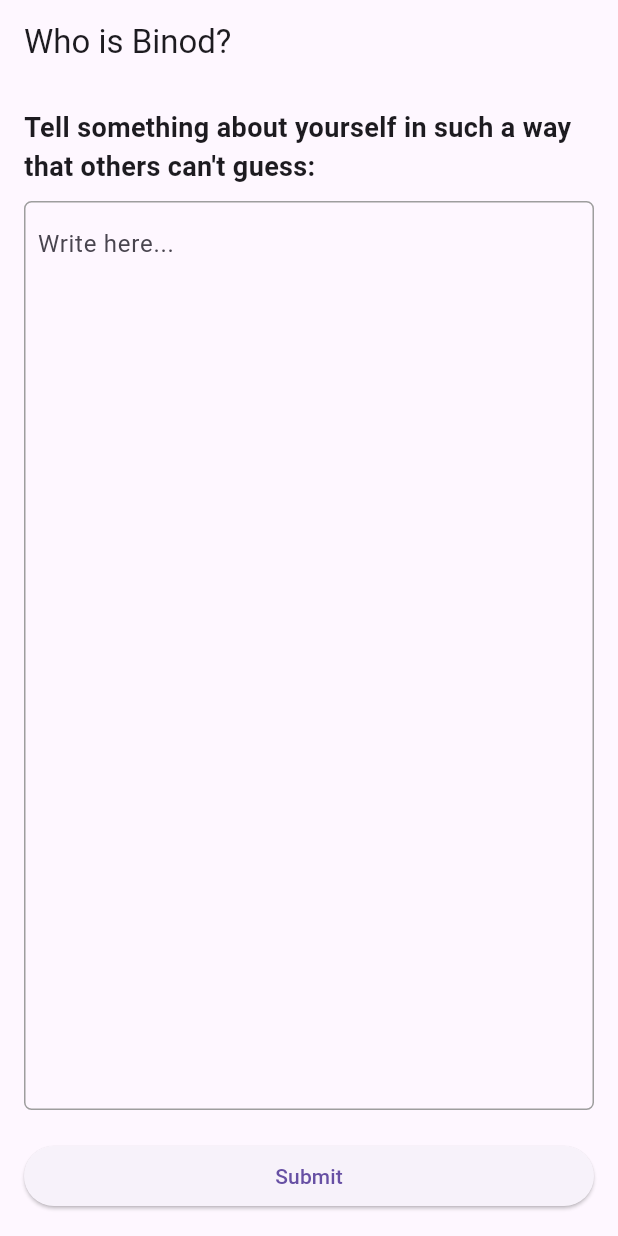
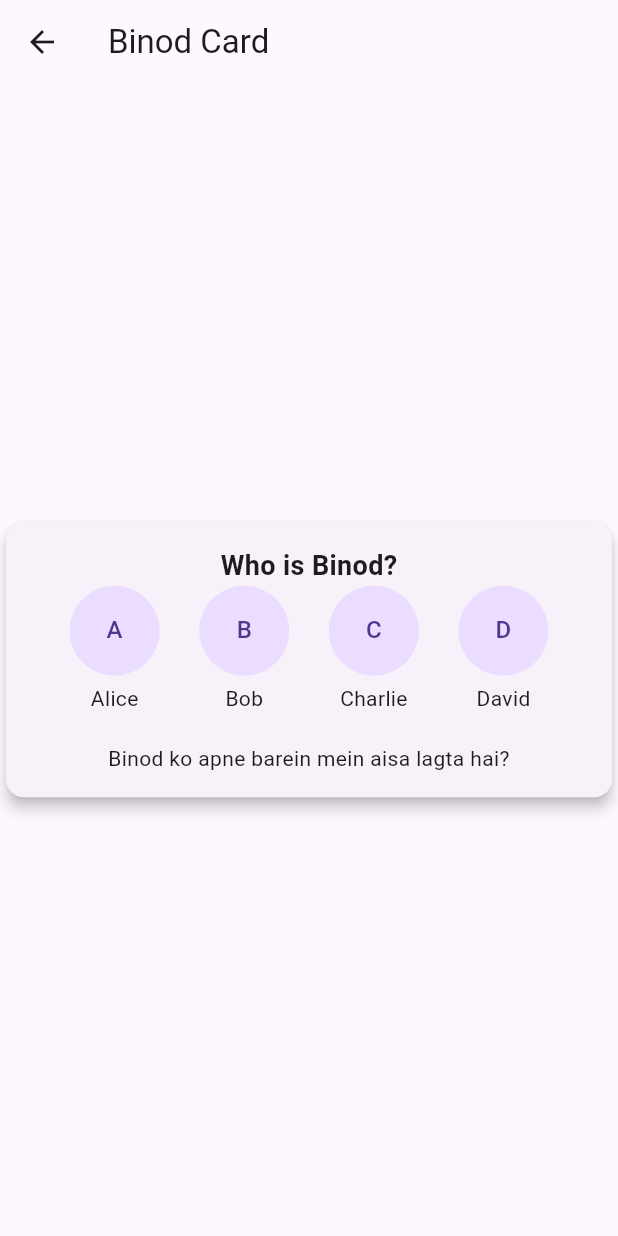
Before and after one commit to alokjha2/flutterGame, a Flutter app: the screen it shows after launch, after a tap on "Submit", on a phone screen of 412 x 824 dp. Run offline on Flutter 3.47's test engine with Material 3 defaults, Android fonts, the light colour scheme and no system bars; our stand-ins replace assets_audio_player, cloud_firestore, confetti, contacts_service, firebase_auth, firebase_core and 6 more; missing offline and left inert: glossy; accounts and stored records are empty.

Commit message:
selecting who is binod done

```diff
--- a/lib/binod/binod.dart
+++ b/lib/binod/binod.dart
@@ -1,5 +1,3 @@
-
-
 import 'package:flutter/material.dart';
 
 class Binod extends StatelessWidget {
@@ -40,7 +38,10 @@ class Binod extends StatelessWidget {
             SizedBox(height: 20),
             ElevatedButton(
               onPressed: () {
-                // Add your submit logic here
+                Navigator.push(
+                  context,
+                  MaterialPageRoute(builder: (context) => BinodCard()),
+                );
               },
               child: Text('Submit'),
             ),
@@ -50,3 +51,73 @@ class Binod extends StatelessWidget {
     );
   }
 }
+
+class BinodCard extends StatefulWidget {
+  @override
+  _BinodCardState createState() => _BinodCardState();
+}
+
+class _BinodCardState extends State<BinodCard> {
+  String selectedAvatar = '';
+
+  @override
+  Widget build(BuildContext context) {
+    return Scaffold(
+      appBar: AppBar(
+        title: Text('Binod Card'),
+      ),
+      body: Center(
+        child: Card(
+          elevation: 4,
+          child: Padding(
+            padding: const EdgeInsets.all(16.0),
+            child: Column(
+              mainAxisSize: MainAxisSize.min,
+              children: [
+                Text(
+                  'Who is Binod?',
+                  style: TextStyle(fontSize: 18, fontWeight: FontWeight.bold),
+                ),
+                Row(
+                  mainAxisAlignment: MainAxisAlignment.spaceEvenly,
+                  children: [
+                    _buildAvatar('Alice'),
+                    _buildAvatar('Bob'),
+                    _buildAvatar('Charlie'),
+                    _buildAvatar('David'),
+                  ],
+                ),
+                SizedBox(height: 20),
+                Text(
+                  'Binod ko apne barein mein aisa lagta hai?',
+                  textAlign: TextAlign.center,
+                ),
+              ],
+            ),
+          ),
+        ),
+      ),
+    );
+  }
+
+  Widget _buildAvatar(String name) {
+    return GestureDetector(
+      onTap: () {
+        setState(() {
+          selectedAvatar = name;
+        });
+      },
+      child: Column(
+        children: [
+          CircleAvatar(
+            radius: 30,
+            child: Text(name[0]),
+            backgroundColor: selectedAvatar == name ? Colors.blue : null,
+          ),
+          SizedBox(height: 5),
+          Text(name),
+        ],
+      ),
+    );
+  }
+}
--- /dev/null
+++ b/lib/binod/binod_card.dart
@@ -0,0 +1,60 @@
+
+
+import 'package:flutter/material.dart';
+
+
+class BinodCard extends StatelessWidget {
+  @override
+  Widget build(BuildContext context) {
+    return Scaffold(
+      appBar: AppBar(
+        title: Text('Binod Card'),
+      ),
+      body: Center(
+        child: Card(
+          elevation: 4,
+          child: Padding(
+            padding: const EdgeInsets.all(16.0),
+            child: Column(
+              mainAxisSize: MainAxisSize.min,
+              children: [
+                Text(
+                  'Who is Binod?',
+                  style: TextStyle(fontSize: 18, fontWeight: FontWeight.bold),
+                ),
+                Row(
+                  mainAxisAlignment: MainAxisAlignment.spaceEvenly,
+                  children: [
+                    _buildAvatar('Alice'),
+                    _buildAvatar('Bob'),
+                    _buildAvatar('Charlie'),
+                    _buildAvatar('David'),
+                  ],
+                ),
+                SizedBox(height: 20),
+                SizedBox(height: 10),
+                Text(
+                  'Binod ko apne barein mein aisa lagta hai?',
+                  textAlign: TextAlign.center,
+                ),
+              ],
+            ),
+          ),
+        ),
+      ),
+    );
+  }
+
+  Widget _buildAvatar(String name) {
+    return Column(
+      children: [
+        CircleAvatar(
+          radius: 30,
+          child: Text(name[0]),
+        ),
+        SizedBox(height: 5),
+        Text(name),
+      ],
+    );
+  }
+}
--- a/lib/notes.txt
+++ b/lib/notes.txt
@@ -1,6 +1,6 @@
 git init
 git add .
-git commit -m "added binod and ling feature"
+git commit -m "selecting who is binod done"
 git branch -M main
 git remote add origin https://github.com/alokjha2/flutterGame.git
 git push -u origin main
```
Also changed, not shown: lib/profile.dart (added).
